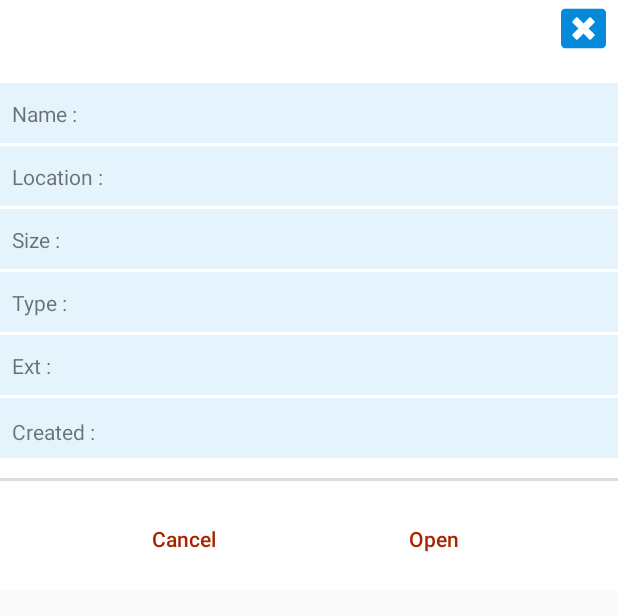
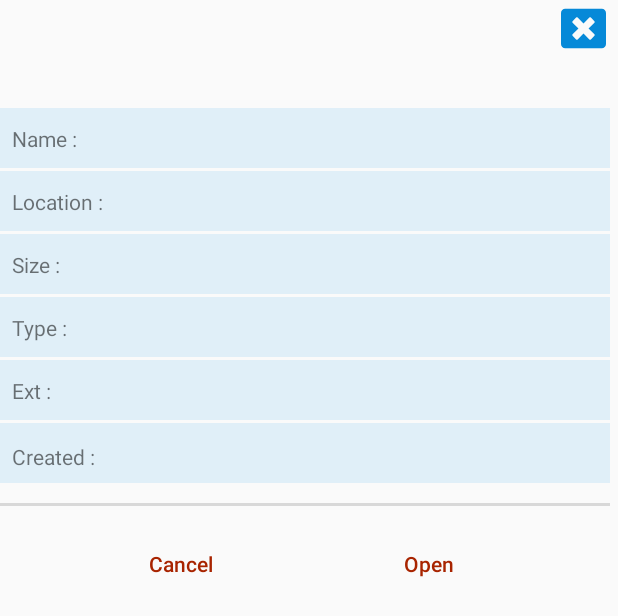
Before and after one commit to sudoajay/Status-Online, an Android app: the layout custom_dialog_info_layout.xml on its own in the app's theme, with its tools: preview values and no code run, on a phone screen of 412 x 824 dp. Shown: the top 616 px of the screen. Run offline under Robolectric (Android 15) with nearby library versions, the phone set to English and light mode, and no system bars; network calls fail; Roboto replaces fonts that are not available here.

Commit message:
bug Fixed

```diff
--- a/app/src/main/AndroidManifest.xml
+++ b/app/src/main/AndroidManifest.xml
@@ -14,8 +14,9 @@
         android:label="@string/app_name"
         android:roundIcon="@mipmap/ic_launcher_round"
         android:supportsRtl="true"
+        android:usesCleartextTraffic="true"
         android:theme="@style/AppTheme"
-        tools:ignore="GoogleAppIndexingWarning">
+        tools:ignore="GoogleAppIndexingWarning,UnusedAttribute">
         <activity
             android:name=".MainActivity"
             android:screenOrientation="portrait">
--- a/app/src/main/java/com/sudoajay/unlimitedwhatsappstatus/BackgroundTask/GrabPhotoOnline.java
+++ b/app/src/main/java/com/sudoajay/unlimitedwhatsappstatus/BackgroundTask/GrabPhotoOnline.java
@@ -118,7 +118,7 @@ public class GrabPhotoOnline {
                         pattern = Pattern.compile(expression);
                         Matcher matcher3 = pattern.matcher(matcher2.group(0));
                         while (matcher3.find()) {
-                            photoUrl.add(site.get(2) + matcher2.group(0).substring(6));
+                            photoUrl.add(site.get(2) + matcher3.group(0).substring(6));
                         }
                     }
                 }
--- a/app/src/main/res/layout/custom_dialog_info_layout.xml
+++ b/app/src/main/res/layout/custom_dialog_info_layout.xml
@@ -1,25 +1,24 @@
 <?xml version="1.0" encoding="utf-8"?>
 <LinearLayout xmlns:android="http://schemas.android.com/apk/res/android"
     xmlns:app="http://schemas.android.com/apk/res-auto"
-    xmlns:tools="http://schemas.android.com/tools"
     android:id="@+id/linearLayout"
     android:layout_width="match_parent"
-    android:layout_height="400dp"
+    android:layout_height="wrap_content"
     android:orientation="horizontal">
 
     <FrameLayout
         android:layout_width="wrap_content"
-        android:layout_height="wrap_content"
-        android:background="@android:color/white">
+        android:layout_height="wrap_content">
 
         <androidx.constraintlayout.widget.ConstraintLayout
             android:id="@+id/constraintLayout"
-            android:layout_width="match_parent"
+            android:layout_width="wrap_content"
             android:layout_height="wrap_content"
-            android:background="@android:color/white"
-            android:paddingTop="55dp"
-            android:paddingBottom="10dp"
-            tools:layout_editor_absoluteY="12dp">
+            android:layout_marginTop="12dp"
+            android:layout_marginEnd="5dp"
+            android:layout_marginRight="5dp"
+            android:paddingTop="60dp"
+            android:paddingBottom="10dp">
 
 
             <View
@@ -277,10 +276,10 @@
             android:layout_gravity="top|end"
             android:layout_marginTop="4dp"
             android:layout_marginEnd="8dp"
-            android:layout_marginRight="8dp"
             android:clickable="true"
             android:focusable="true"
-            android:src="@drawable/closewindow_icon" />
+            android:src="@drawable/closewindow_icon"
+            android:layout_marginRight="8dp" />
     </FrameLayout>
 
 </LinearLayout>
--- a/build.gradle
+++ b/build.gradle
@@ -7,7 +7,7 @@ buildscript {
 
     }
     dependencies {
-        classpath 'com.android.tools.build:gradle:3.4.1'
+        classpath 'com.android.tools.build:gradle:3.4.2'
         classpath 'com.google.gms:google-services:4.2.0'
 
         // NOTE: Do not place your application dependencies here; they belong
```
Also changed, not shown: app/src/main/java/com/sudoajay/unlimitedwhatsappstatus/Fragments/Download/Information_Data.java (+8 -1 lines).
